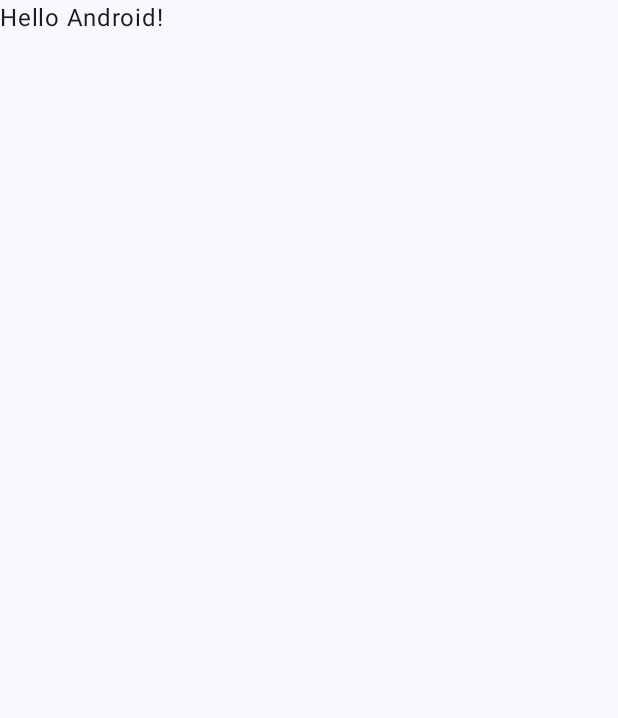
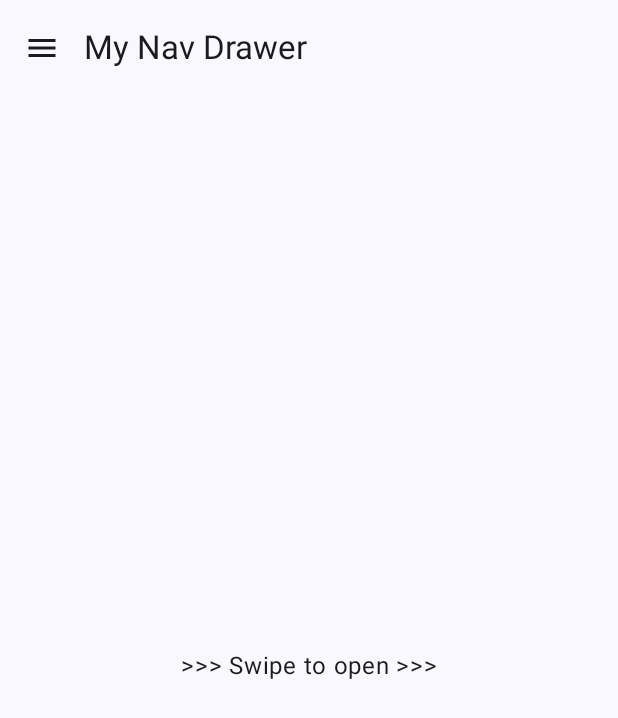
Before and after one commit to kisahtegar/JetpackComposeLabs, an Android app built with Jetpack Compose: the screen it shows after launch (MainActivity), on a phone screen of 412 x 824 dp. Before the commit the part shown is almost empty. Shown: the top 718 px of the screen. Run offline under Robolectric (Android 15) with nearby library versions, the phone set to English and light mode, and no system bars.

Commit message:
Navigation Drawer & Snackbar.

```diff
--- a/app/src/main/java/com/kisahcode/jetpackcomposelabs/MainActivity.kt
+++ b/app/src/main/java/com/kisahcode/jetpackcomposelabs/MainActivity.kt
@@ -5,12 +5,9 @@ import androidx.activity.ComponentActivity
 import androidx.activity.compose.setContent
 import androidx.activity.enableEdgeToEdge
 import androidx.compose.foundation.layout.fillMaxSize
-import androidx.compose.foundation.layout.padding
-import androidx.compose.material3.Scaffold
-import androidx.compose.material3.Text
-import androidx.compose.runtime.Composable
+import androidx.compose.material3.MaterialTheme
+import androidx.compose.material3.Surface
 import androidx.compose.ui.Modifier
-import androidx.compose.ui.tooling.preview.Preview
 import com.kisahcode.jetpackcomposelabs.ui.theme.JetpackComposeLabsTheme
 
 class MainActivity : ComponentActivity() {
@@ -19,29 +16,14 @@ class MainActivity : ComponentActivity() {
         enableEdgeToEdge()
         setContent {
             JetpackComposeLabsTheme {
-                Scaffold(modifier = Modifier.fillMaxSize()) { innerPadding ->
-                    Greeting(
-                        name = "Android",
-                        modifier = Modifier.padding(innerPadding)
-                    )
+                // A surface container using the 'background' color from the theme
+                Surface(
+                    modifier = Modifier.fillMaxSize(),
+                    color = MaterialTheme.colorScheme.background
+                ) {
+                    MyNavDrawerApp()
                 }
             }
         }
     }
 }
-
-@Composable
-fun Greeting(name: String, modifier: Modifier = Modifier) {
-    Text(
-        text = "Hello $name!",
-        modifier = modifier
-    )
-}
-
-@Preview(showBackground = true)
-@Composable
-fun GreetingPreview() {
-    JetpackComposeLabsTheme {
-        Greeting("Android")
-    }
-}
--- /dev/null
+++ b/app/src/main/java/com/kisahcode/jetpackcomposelabs/MyNavDrawerApp.kt
@@ -0,0 +1,271 @@
+package com.kisahcode.jetpackcomposelabs
+
+import android.widget.Toast
+import androidx.activity.OnBackPressedCallback
+import androidx.activity.compose.LocalOnBackPressedDispatcherOwner
+import androidx.compose.foundation.layout.Box
+import androidx.compose.foundation.layout.Spacer
+import androidx.compose.foundation.layout.fillMaxSize
+import androidx.compose.foundation.layout.height
+import androidx.compose.foundation.layout.padding
+import androidx.compose.material.icons.Icons
+import androidx.compose.material.icons.filled.AccountCircle
+import androidx.compose.material.icons.filled.Favorite
+import androidx.compose.material.icons.filled.Home
+import androidx.compose.material.icons.filled.Menu
+import androidx.compose.material3.DrawerValue
+import androidx.compose.material3.ExperimentalMaterial3Api
+import androidx.compose.material3.Icon
+import androidx.compose.material3.IconButton
+import androidx.compose.material3.ModalDrawerSheet
+import androidx.compose.material3.ModalNavigationDrawer
+import androidx.compose.material3.NavigationDrawerItem
+import androidx.compose.material3.Scaffold
+import androidx.compose.material3.SnackbarDuration
+import androidx.compose.material3.SnackbarHost
+import androidx.compose.material3.SnackbarHostState
+import androidx.compose.material3.SnackbarResult
+import androidx.compose.material3.Text
+import androidx.compose.material3.TopAppBar
+import androidx.compose.material3.rememberDrawerState
+import androidx.compose.runtime.Composable
+import androidx.compose.runtime.DisposableEffect
+import androidx.compose.runtime.SideEffect
+import androidx.compose.runtime.getValue
+import androidx.compose.runtime.mutableStateOf
+import androidx.compose.runtime.remember
+import androidx.compose.runtime.rememberCoroutineScope
+import androidx.compose.runtime.rememberUpdatedState
+import androidx.compose.ui.Alignment
+import androidx.compose.ui.Modifier
+import androidx.compose.ui.graphics.vector.ImageVector
+import androidx.compose.ui.platform.LocalContext
+import androidx.compose.ui.platform.LocalLifecycleOwner
+import androidx.compose.ui.res.stringResource
+import androidx.compose.ui.tooling.preview.Preview
+import androidx.compose.ui.unit.dp
+import com.kisahcode.jetpackcomposelabs.ui.theme.JetpackComposeLabsTheme
+import kotlinx.coroutines.launch
+
+/**
+ * The main composable function for the navigation drawer application.
+ *
+ * This function sets up the navigation drawer along with a top bar and handles user interactions.
+ * It manages the state of the drawer, displays a snackbar with an optional action, and handles
+ * back press events to close the drawer if it's open.
+ *
+ * @param modifier Modifier to be applied to the layout.
+ */
+@Composable
+fun MyNavDrawerApp(
+    modifier: Modifier = Modifier
+) {
+    // State for managing the navigation drawer's open/closed state.
+    val drawerState = rememberDrawerState(initialValue = DrawerValue.Closed)
+    val scope = rememberCoroutineScope()
+    val snackbarHostState = remember { SnackbarHostState() } // State for showing snackbars.
+    val context = LocalContext.current
+
+    // List of menu items for the navigation drawer.
+    val items = listOf(
+        MenuItem(
+            title = stringResource(R.string.home),
+            icon = Icons.Default.Home
+        ),
+        MenuItem(
+            title = stringResource(R.string.favourite),
+            icon = Icons.Default.Favorite
+        ),
+        MenuItem(
+            title = stringResource(R.string.profile),
+            icon = Icons.Default.AccountCircle
+        ),
+    )
+
+    // State to keep track of the currently selected menu item.
+    val selectedItem = remember { mutableStateOf(items[0]) }
+
+    // Handle back press to close the drawer if it's open.
+    // for optional we can use.. BackHandler(enabled = drawerState.isOpen){
+    BackPressHandler(enabled = drawerState.isOpen) {
+        scope.launch {
+            drawerState.close()
+        }
+    }
+
+    Scaffold(
+        snackbarHost = { SnackbarHost(snackbarHostState) },
+        topBar = {
+            MyTopBar(
+                onMenuClick = {
+                    scope.launch {
+                        if (drawerState.isClosed) {
+                            drawerState.open()
+                        } else {
+                            drawerState.close()
+                        }
+                    }
+                }
+            )
+        },
+    ) { paddingValues ->
+        ModalNavigationDrawer(
+            modifier = Modifier.padding(paddingValues),
+            drawerState = drawerState,
+            gesturesEnabled = drawerState.isOpen,
+            drawerContent = {
+                ModalDrawerSheet {
+                    Spacer(Modifier.height(12.dp))
+                    items.forEach { item ->
+                        NavigationDrawerItem(
+                            label = { Text(item.title) },
+                            icon = { Icon(item.icon, null)},
+                            selected = item == selectedItem.value,
+                            onClick = {
+                                scope.launch {
+                                    drawerState.close()
+
+                                    // Show a snackbar with an optional action.
+                                    val snackbarResult = snackbarHostState.showSnackbar(
+                                        message = context.resources.getString(R.string.coming_soon, item.title),
+                                        actionLabel = context.resources.getString(R.string.subscribe_question),
+                                        withDismissAction = true,
+                                        duration = SnackbarDuration.Short
+                                    )
+
+                                    // Show a Toast if the user clicks the snackbar action.
+                                    if (snackbarResult == SnackbarResult.ActionPerformed) {
+                                        Toast.makeText(
+                                            context,
+                                            context.resources.getString(R.string.subscribed_info),
+                                            Toast.LENGTH_SHORT
+                                        ).show()
+                                    }
+                                }
+                                selectedItem.value = item // Update the selected item.
+                            },
+                            modifier = Modifier.padding(horizontal = 12.dp)
+                        )
+                    }
+                }
+            },
+            content = {
+                Box(
+                    modifier = Modifier.fillMaxSize(),
+                    contentAlignment = Alignment.Center,
+                ) {
+                    Text(
+                        if (drawerState.isClosed) {
+                            stringResource(R.string.swipe_to_open)
+                        } else {
+                            stringResource(R.string.swipe_to_close)
+                        }
+                    )
+                }
+            }
+        )
+    }
+}
+
+/**
+ * A composable function that displays a top app bar with a menu button.
+ *
+ * This function creates a `TopAppBar` with a title and a navigation icon (menu button).
+ * The menu button triggers a callback function when clicked.
+ *
+ * @param onMenuClick A lambda function to be called when the menu button is clicked.
+ */
+@OptIn(ExperimentalMaterial3Api::class)
+@Composable
+fun MyTopBar(
+    onMenuClick: () -> Unit
+) {
+    TopAppBar(
+        title = { Text(stringResource(R.string.app_name)) },
+        navigationIcon = {
+            IconButton(
+                onClick = { onMenuClick() }
+            ) {
+                Icon(
+                    imageVector = Icons.Default.Menu,
+                    contentDescription = stringResource(R.string.menu)
+                )
+            }
+        },
+    )
+}
+
+/**
+ * A data class representing an item in a menu.
+ *
+ * This class is used to define a menu item with a title and an icon.
+ *
+ * @property title The title of the menu item.
+ * @property icon The icon associated with the menu item, represented as an `ImageVector`.
+ */
+data class MenuItem(
+    val title: String,
+    val icon: ImageVector
+)
+
+/**
+ * A composable function that handles back press events.
+ *
+ * This function allows you to handle the back press event in a custom way by providing
+ * a callback function to be invoked when the back button is pressed. The handling can
+ * be enabled or disabled based on the `enabled` parameter.
+ *
+ * @param enabled A Boolean value that determines whether the back press handler is enabled or not. Default is true.
+ * @param onBackPressed A lambda function to be called when the back button is pressed.
+ */
+@Composable
+fun BackPressHandler(enabled: Boolean = true, onBackPressed: () -> Unit) {
+    // Remember the current onBackPressed callback to avoid recomposition issues
+    val currentOnBackPressed by rememberUpdatedState(onBackPressed)
+
+    // Create an OnBackPressedCallback instance to handle the back press events
+    val backCallback = remember {
+        object : OnBackPressedCallback(enabled) {
+            override fun handleOnBackPressed() {
+                currentOnBackPressed()
+            }
+
+        }
+    }
+
+    // Update the enabled state of the backCallback whenever the enabled parameter changes
+    SideEffect {
+        backCallback.isEnabled = enabled
+    }
+
+    // Obtain the OnBackPressedDispatcher from the current context
+    val backDispatcher = checkNotNull(LocalOnBackPressedDispatcherOwner.current) {
+        "No OnBackPressedDispatcherOwner was provided via LocalOnBackPressedDispatcherOwner"
+    }.onBackPressedDispatcher
+
+    // Obtain the LifecycleOwner from the current context
+    val lifecycleOwner = LocalLifecycleOwner.current
+
+    // Use DisposableEffect to manage the lifecycle of the backCallback
+    DisposableEffect(lifecycleOwner, backDispatcher) {
+        backDispatcher.addCallback(lifecycleOwner, backCallback)
+        onDispose {
+            backCallback.remove()
+        }
+    }
+}
+
+/**
+ * A preview function for the MyNavDrawerApp composable.
+ *
+ * This function is used to display a preview of the MyNavDrawerApp composable within the Android
+ * Studio Preview panel. It wraps the MyNavDrawerApp composable in the JetpackComposeLabsTheme to
+ * ensure the theme is applied.
+ */
+@Preview(showBackground = true)
+@Composable
+fun MyNavDrawerAppPreview() {
+    JetpackComposeLabsTheme {
+        MyNavDrawerApp()
+    }
+}
--- a/app/src/main/res/values/strings.xml
+++ b/app/src/main/res/values/strings.xml
@@ -1,3 +1,14 @@
 <resources>
-    <string name="app_name">Jetpack Compose Labs</string>
+    <string name="app_name">My Nav Drawer</string>
+    <string name="hello_world">Hello World</string>
+    <string name="menu">Menu</string>
+    <string name="hello_from_nav_drawer">Hello From Navigation Drawer</string>
+    <string name="home">Home</string>
+    <string name="favourite">Favourite</string>
+    <string name="profile">Profile</string>
+    <string name="coming_soon">%s Menu is Coming Soon!</string>
+    <string name="subscribe_question">Subscribe?</string>
+    <string name="subscribed_info">Subscribed. You will informed when the feature is ready</string>
+    <string name="swipe_to_open"><![CDATA[>>> Swipe to open >>>]]></string>
+    <string name="swipe_to_close"><![CDATA[<<< Swipe to close <<<]]></string>
 </resources>
```
Also changed, not shown: 2 other files.
